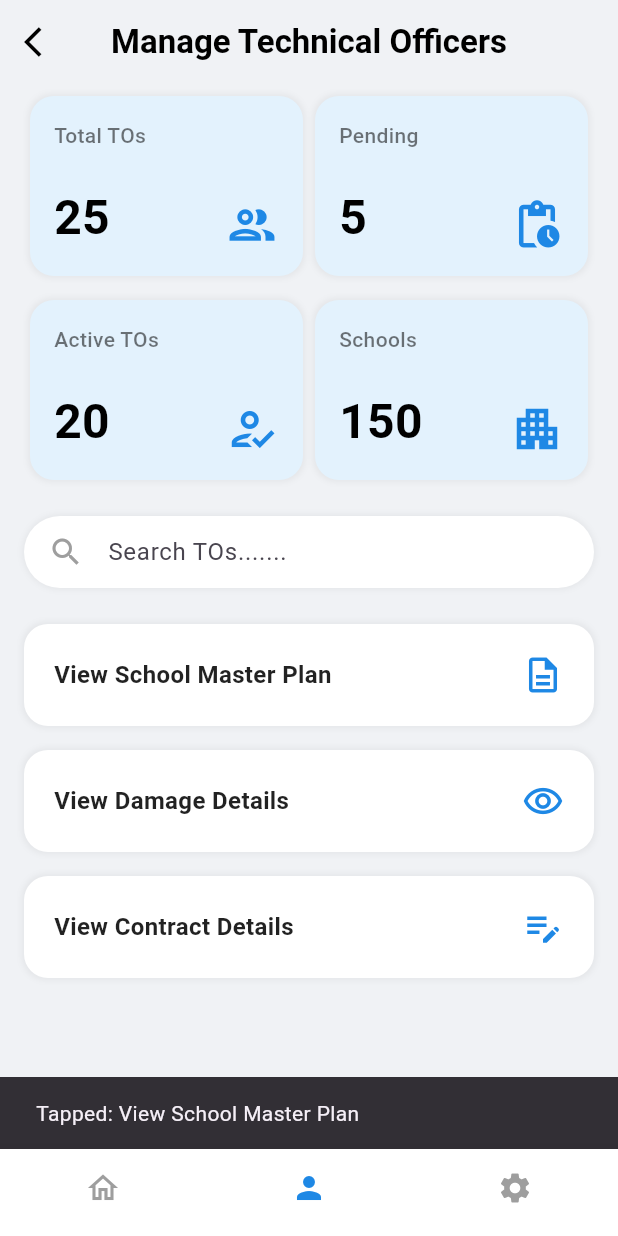
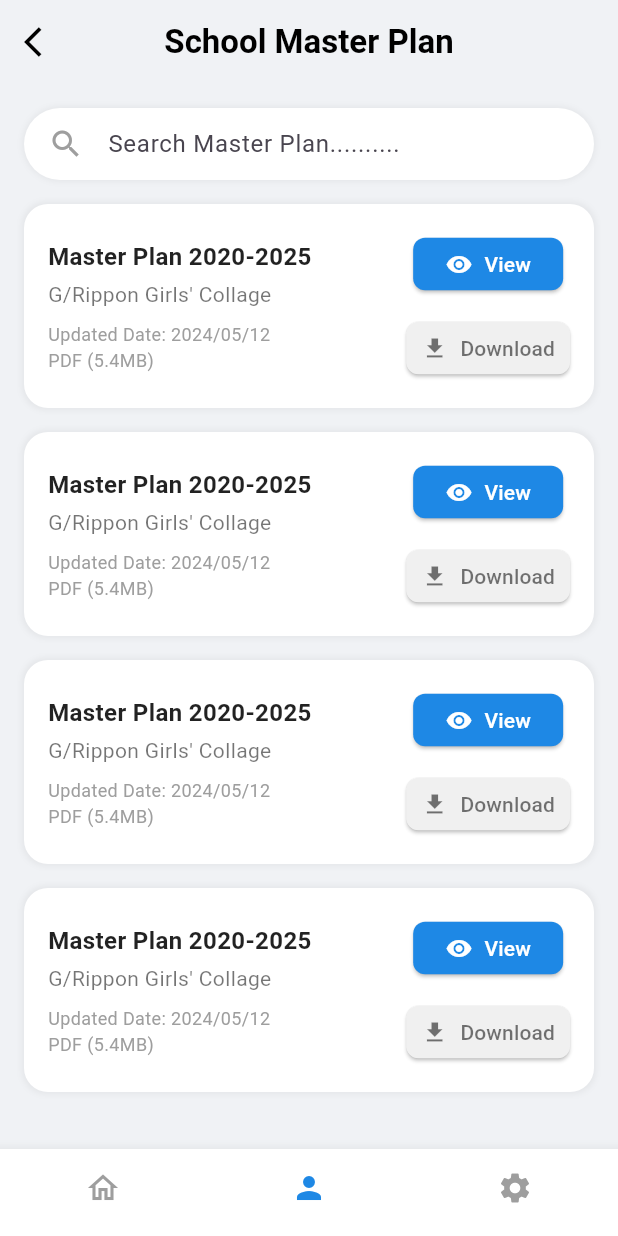
Before and after one commit to IrrigationDepartment/BuildCare, a Flutter app: the ManageTechnicalOfficersPage screen opened directly, after a tap on "View School Master Plan", on a phone screen of 412 x 824 dp. Run offline on Flutter 3.47's test engine with Material 3 defaults, Android fonts, the phone set to English and light mode, and no system bars; our stand-ins replace cloud_firestore, firebase_auth, firebase_core; accounts and stored records are empty; network calls fail.

Commit message:
add
add school view  page

```diff
--- a/lib/screens/DistrictEng/manage_to_page.dart
+++ b/lib/screens/DistrictEng/manage_to_page.dart
@@ -2,6 +2,9 @@ import 'package:flutter/material.dart';
 
 // Import for the Pending Approvals Page
 import 'pending_approvals_page.dart';
+
+// Import the School Master Plan Page
+import 'school_master_plan_page.dart';
 
 class ManageTechnicalOfficersPage extends StatelessWidget {
   const ManageTechnicalOfficersPage({super.key});
@@ -41,6 +44,7 @@ class ManageTechnicalOfficersPage extends StatelessWidget {
               const SizedBox(height: 24),
               _buildSearchBar(),
               const SizedBox(height: 24),
+              // Pass context to _buildManagementOptions to allow navigation
               _buildManagementOptions(context),
             ],
           ),
@@ -196,8 +200,20 @@ class ManageTechnicalOfficersPage extends StatelessWidget {
   Widget _buildManagementOptions(BuildContext context) {
     return Column(
       children: [
+        // Added onTap to navigate to SchoolMasterPlanPage
         _buildOptionTile(
-            context, 'View School Master Plan', Icons.description_outlined),
+            context,
+            'View School Master Plan',
+            Icons.description_outlined,
+            onTap: () {
+               Navigator.push(
+                context,
+                MaterialPageRoute(
+                  builder: (context) => const SchoolMasterPlanPage(),
+                ),
+              );
+            },
+        ),
         const SizedBox(height: 16),
         _buildOptionTile(
             context, 'View Damage Details', Icons.remove_red_eye_outlined), // Changed icon to match 'View' action
@@ -209,13 +225,14 @@ class ManageTechnicalOfficersPage extends StatelessWidget {
   }
 
   // Helper widget for a single option tile
+  //  Now accepts an optional onTap function
   Widget _buildOptionTile(
-      BuildContext context, String title, IconData icon) {
+      BuildContext context, String title, IconData icon, {VoidCallback? onTap}) {
     return InkWell(
-      onTap: () {
-        // TODO: Implement navigation or action for each option
+      onTap: onTap ?? () {
+        // Default action if no onTap is provided (like showing a snackbar)
         ScaffoldMessenger.of(context).showSnackBar(
-          SnackBar(content: Text('Tapped: $title')),
+          SnackBar(content: Text('Tapped: $title - Navigation not set')),
         );
       },
       child: Container(
--- /dev/null
+++ b/lib/screens/DistrictEng/school_master_plan_page.dart
@@ -0,0 +1,231 @@
+import 'package:flutter/material.dart';
+
+class SchoolMasterPlanPage extends StatelessWidget {
+  const SchoolMasterPlanPage({super.key});
+
+  // Define consistent colors
+  static const Color _primaryBlue = Color(0xFF1E88E5);
+  static const Color _backgroundColor = Color(0xFFF0F2F5);
+
+  // Sample data for the Master Plan list
+  final List<Map<String, String>> masterPlans = const [
+    {
+      'title': 'Master Plan 2020-2025',
+      'school': 'G/Rippon Girls\' Collage',
+      'updated': '2024/05/12',
+      'size': '5.4MB',
+    },
+    {
+      'title': 'Master Plan 2020-2025',
+      'school': 'G/Rippon Girls\' Collage',
+      'updated': '2024/05/12',
+      'size': '5.4MB',
+    },
+    {
+      'title': 'Master Plan 2020-2025',
+      'school': 'G/Rippon Girls\' Collage',
+      'updated': '2024/05/12',
+      'size': '5.4MB',
+    },
+    {
+      'title': 'Master Plan 2020-2025',
+      'school': 'G/Rippon Girls\' Collage',
+      'updated': '2024/05/12',
+      'size': '5.4MB',
+    },
+    // You can add more data here
+  ];
+
+  @override
+  Widget build(BuildContext context) {
+    return Scaffold(
+      backgroundColor: _backgroundColor,
+      appBar: AppBar(
+        backgroundColor: Colors.transparent,
+        elevation: 0,
+        leading: IconButton(
+          icon: const Icon(Icons.arrow_back_ios, color: Colors.black),
+          onPressed: () => Navigator.of(context).pop(),
+        ),
+        title: const Text(
+          'School Master Plan',
+          style: TextStyle(color: Colors.black, fontWeight: FontWeight.bold),
+        ),
+        centerTitle: true,
+      ),
+      body: SafeArea(
+        child: Column(
+          children: [
+            // Search Bar
+            Padding(
+              padding: const EdgeInsets.all(16.0),
+              child: _buildSearchBar(),
+            ),
+
+            // Master Plan List
+            Expanded(
+              child: ListView.separated(
+                padding: const EdgeInsets.symmetric(horizontal: 16.0),
+                itemCount: masterPlans.length,
+                separatorBuilder: (context, index) => const SizedBox(height: 16),
+                itemBuilder: (context, index) {
+                  final plan = masterPlans[index];
+                  return _buildPlanTile(
+                    plan['title']!,
+                    plan['school']!,
+                    plan['updated']!,
+                    plan['size']!,
+                  );
+                },
+              ),
+            ),
+          ],
+        ),
+      ),
+      // Consistent Bottom Navigation Bar styling
+      bottomNavigationBar: BottomNavigationBar(
+        items: const <BottomNavigationBarItem>[
+          BottomNavigationBarItem(
+            icon: Icon(Icons.home_outlined),
+            label: 'Home',
+          ),
+          BottomNavigationBarItem(
+            icon: Icon(Icons.person),
+            label: 'Profile',
+          ),
+          BottomNavigationBarItem(
+            icon: Icon(Icons.settings),
+            label: 'Settings',
+          ),
+        ],
+        currentIndex: 1, // Profile (person) is selected in the image
+        selectedItemColor: _primaryBlue,
+        unselectedItemColor: Colors.grey,
+        showSelectedLabels: false,
+        showUnselectedLabels: false,
+        backgroundColor: Colors.white,
+        type: BottomNavigationBarType.fixed,
+      ),
+    );
+  }
+
+  // Helper widget for the search bar
+  Widget _buildSearchBar() {
+    return Container(
+      padding: const EdgeInsets.symmetric(horizontal: 16.0),
+      decoration: BoxDecoration(
+        color: Colors.white,
+        borderRadius: BorderRadius.circular(30),
+        boxShadow: [
+          BoxShadow(
+            color: Colors.black.withOpacity(0.05),
+            spreadRadius: 1,
+            blurRadius: 3,
+          ),
+        ],
+      ),
+      child: const TextField(
+        decoration: InputDecoration(
+          hintText: 'Search Master Plan..........',
+          border: InputBorder.none,
+          icon: Icon(Icons.search, color: Colors.grey),
+          contentPadding: EdgeInsets.symmetric(vertical: 12),
+        ),
+      ),
+    );
+  }
+
+  // Helper widget for a single master plan document tile
+  Widget _buildPlanTile(String title, String school, String updated, String size) {
+    return Container(
+      padding: const EdgeInsets.all(16),
+      decoration: BoxDecoration(
+        color: Colors.white,
+        borderRadius: BorderRadius.circular(16),
+        boxShadow: [
+          BoxShadow(
+            color: Colors.black.withOpacity(0.05),
+            spreadRadius: 1,
+            blurRadius: 3,
+          ),
+        ],
+      ),
+      child: Row(
+        mainAxisAlignment: MainAxisAlignment.spaceBetween,
+        children: [
+          Expanded(
+            child: Column(
+              crossAxisAlignment: CrossAxisAlignment.start,
+              children: [
+                Text(
+                  title,
+                  style: const TextStyle(
+                    fontSize: 16,
+                    fontWeight: FontWeight.bold,
+                    color: Colors.black87,
+                  ),
+                ),
+                const SizedBox(height: 4),
+                Text(
+                  school,
+                  style: const TextStyle(
+                    fontSize: 14,
+                    color: Colors.black54,
+                  ),
+                ),
+                const SizedBox(height: 8),
+                Text(
+                  'Updated Date: $updated\nPDF ($size)',
+                  style: const TextStyle(
+                    fontSize: 12,
+                    color: Colors.grey,
+                  ),
+                ),
+              ],
+            ),
+          ),
+          const SizedBox(width: 16),
+          // View Button
+          Column(
+            children: [
+              ElevatedButton.icon(
+                onPressed: () {
+                  // Action for View
+                },
+                icon: const Icon(Icons.visibility, size: 18),
+                label: const Text('View'),
+                style: ElevatedButton.styleFrom(
+                  backgroundColor: _primaryBlue,
+                  foregroundColor: Colors.white,
+                  shape: RoundedRectangleBorder(
+                    borderRadius: BorderRadius.circular(8),
+                  ),
+                  minimumSize: const Size(100, 35),
+                  padding: const EdgeInsets.symmetric(horizontal: 10),
+                ),
+              ),
+              const SizedBox(height: 8),
+              // Download Button
+              ElevatedButton.icon(
+                onPressed: () {
+                  // Action for Download
+                },
+                icon: const Icon(Icons.download, size: 18, color: Colors.black54),
+                label: const Text('Download', style: TextStyle(color: Colors.black54)),
+                style: ElevatedButton.styleFrom(
+                  backgroundColor: const Color(0xFFF0F0F0),
+                  foregroundColor: Colors.black,
+                  shape: RoundedRectangleBorder(
+                    borderRadius: BorderRadius.circular(8),
+                  ),
+                  minimumSize: const Size(100, 35),
+                  padding: const EdgeInsets.symmetric(horizontal: 10),
+                ),
+              ),
+            ],
+          ),
+        ],
+      ),
+    );
+  }
+}
```
